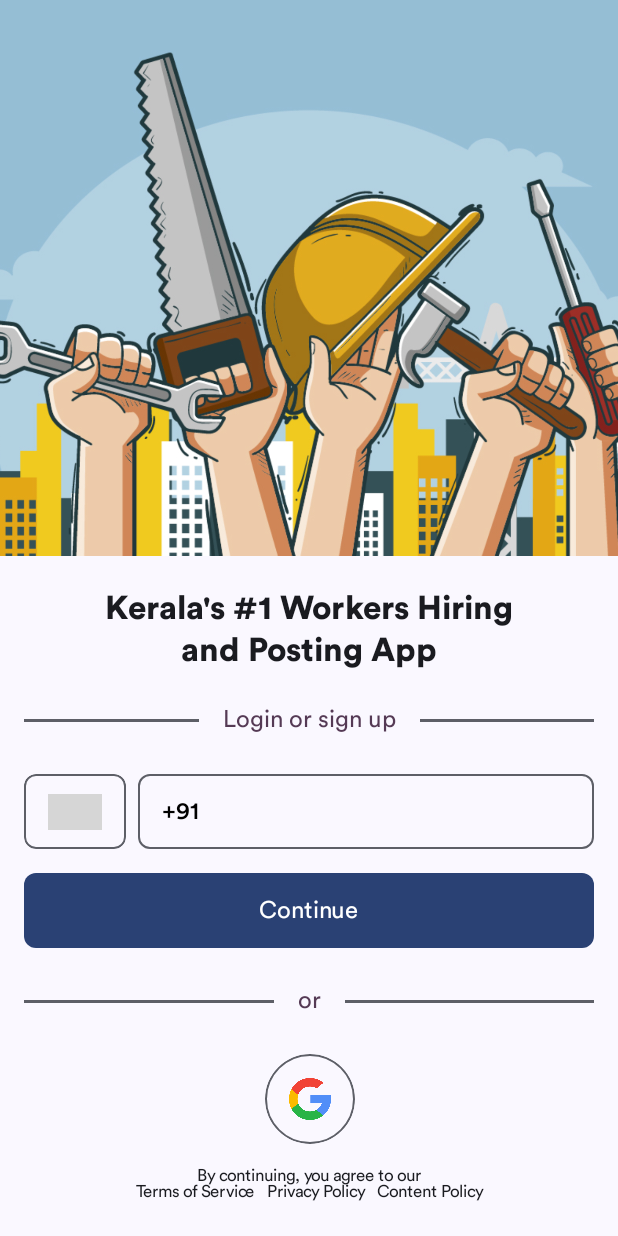
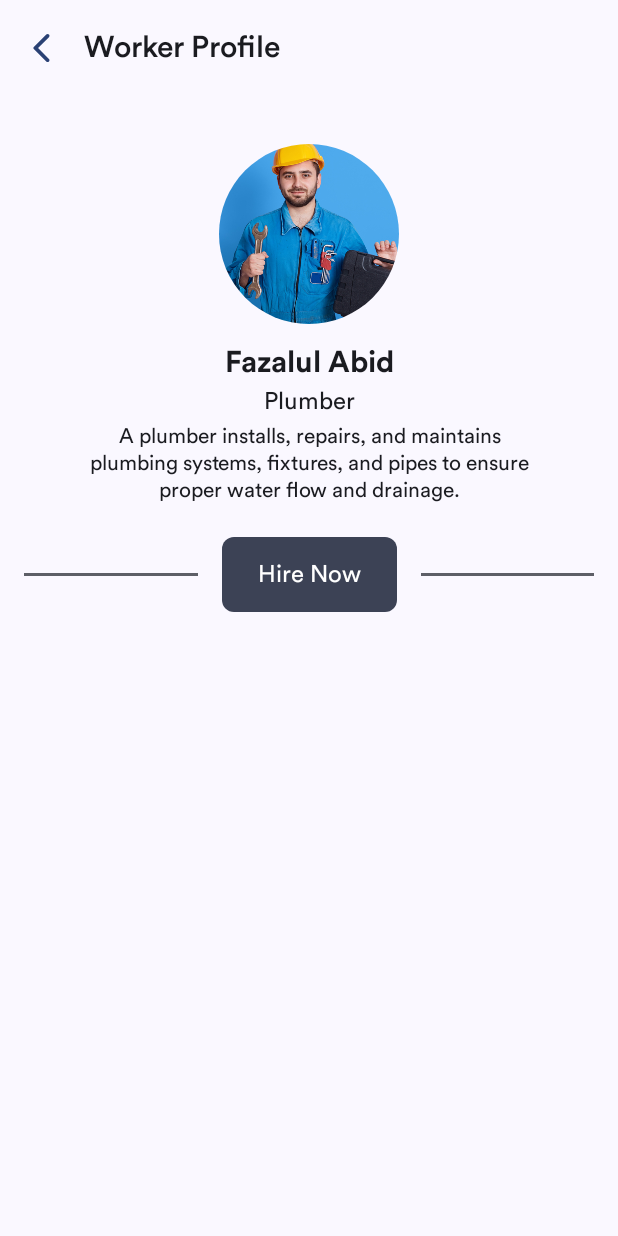
Before and after one commit to FazalulAbid/workers-portal-android, an Android app built with Jetpack Compose: the screen it shows after launch (MainActivity), on a phone screen of 412 x 824 dp. Run offline under Robolectric (Android 15) with nearby library versions, the phone set to English and light mode, and no system bars; our stand-ins replace Dagger/Hilt's generated code, accompanist; grey boxes are pictures that could not be loaded.

Commit message:
Started Implementing worker profile screen

```diff
--- a/app/src/main/java/com/fifty/workersportal/core/presentation/component/Navigation.kt
+++ b/app/src/main/java/com/fifty/workersportal/core/presentation/component/Navigation.kt
@@ -14,6 +14,7 @@ import com.fifty.workersportal.core.util.Screen
 import com.fifty.workersportal.featureauth.presentation.auth.AuthScreen
 import com.fifty.workersportal.featureauth.presentation.otp.OtpVerificationScreen
 import com.fifty.workersportal.featureauth.presentation.selectcountry.SelectCountryCodeScreen
+import com.fifty.workersportal.featureprofile.presentation.workerprofile.WorkerProfileScreen
 import com.fifty.workersportal.featureuserdashboard.presentation.testscreen.FavoriteScreen
 import com.fifty.workersportal.featureuserdashboard.presentation.testscreen.HistoryScreen
 import com.fifty.workersportal.featureuserdashboard.presentation.testscreen.WorkerDashboardScreen
@@ -32,7 +33,7 @@ fun Navigation(
 ) {
     AnimatedNavHost(
         navController = navController,
-        startDestination = NavigationParent.Auth.route
+        startDestination = Screen.WorkerProfileScreen.route
     ) {
         // Authentication nav destination
         navigation(
@@ -125,5 +126,11 @@ fun Navigation(
                 onNavigateUp = navController::navigateUp
             )
         }
+        composable(Screen.WorkerProfileScreen.route) {
+            WorkerProfileScreen(
+                onNavigate = navController::navigate,
+                onNavigateUp = navController::navigateUp
+            )
+        }
     }
 }
--- a/app/src/main/java/com/fifty/workersportal/core/presentation/ui/theme/Dimension.kt
+++ b/app/src/main/java/com/fifty/workersportal/core/presentation/ui/theme/Dimension.kt
@@ -17,4 +17,5 @@ val LargeButtonHeight = 50.dp
 val MediumButtonHeight = 42.dp
 val SmallButtonHeight = 30.dp
 
+val ExtraLargeProfilePictureHeight = 120.dp
 val LargeProfilePictureHeight = 80.dp
--- a/app/src/main/java/com/fifty/workersportal/core/util/Constants.kt
+++ b/app/src/main/java/com/fifty/workersportal/core/util/Constants.kt
@@ -2,6 +2,7 @@ package com.fifty.workersportal.core.util
 
 object Constants {
 
+    const val SHARED_PREF_NAME = "shared_pref"
     const val KEY_USER_ID = "userId"
 
     const val DEFAULT_PHONE_NUMBER_LENGTH = 10
--- a/app/src/main/java/com/fifty/workersportal/core/util/Screen.kt
+++ b/app/src/main/java/com/fifty/workersportal/core/util/Screen.kt
@@ -11,4 +11,5 @@ sealed class Screen(val route: String) {
     object NotificationScreen : Screen("notification_screen")
     object SelectWorkerCategoryScreen : Screen("select_worker_category_screen")
     object WorkerListScreen : Screen("worker_list_screen")
+    object WorkerProfileScreen : Screen("worker_profile_screen")
 }
--- a/app/src/main/java/com/fifty/workersportal/di/AppModule.kt
+++ b/app/src/main/java/com/fifty/workersportal/di/AppModule.kt
@@ -1,5 +1,9 @@
 package com.fifty.workersportal.di
 
+import android.app.Application
+import android.content.Context
+import android.content.SharedPreferences
+import com.fifty.workersportal.core.util.Constants
 import dagger.Module
 import dagger.Provides
 import dagger.hilt.InstallIn
@@ -13,6 +17,15 @@ object AppModule {
 
     @Provides
     @Singleton
+    fun provideSharedPref(app: Application): SharedPreferences {
+        return app.getSharedPreferences(
+            Constants.SHARED_PREF_NAME,
+            Context.MODE_PRIVATE
+        )
+    }
+
+    @Provides
+    @Singleton
     fun provideOkHttpClient(): OkHttpClient {
         return OkHttpClient.Builder()
             .build()
--- a/app/src/main/java/com/fifty/workersportal/di/AuthModule.kt
+++ b/app/src/main/java/com/fifty/workersportal/di/AuthModule.kt
@@ -1,5 +1,7 @@
 package com.fifty.workersportal.di
 
+import android.content.SharedPreferences
+import com.fifty.workersportal.core.util.TokenManager
 import com.fifty.workersportal.featureauth.data.remote.AuthApiService
 import com.fifty.workersportal.featureauth.data.repository.AuthRepositoryImpl
 import com.fifty.workersportal.featureauth.domain.repository.AuthRepository
@@ -33,8 +35,14 @@ object AuthModule {
 
     @Provides
     @Singleton
-    fun provideAuthRepository(api: AuthApiService): AuthRepository {
-        return AuthRepositoryImpl(api)
+    fun provideTokenManager(sharedPreferences: SharedPreferences): TokenManager {
+        return TokenManager(sharedPreferences)
+    }
+
+    @Provides
+    @Singleton
+    fun provideAuthRepository(api: AuthApiService, tokenManager: TokenManager): AuthRepository {
+        return AuthRepositoryImpl(api, tokenManager)
     }
 
     @Provides
--- a/app/src/main/java/com/fifty/workersportal/featureauth/data/repository/AuthRepositoryImpl.kt
+++ b/app/src/main/java/com/fifty/workersportal/featureauth/data/repository/AuthRepositoryImpl.kt
@@ -1,9 +1,7 @@
 package com.fifty.workersportal.featureauth.data.repository
 
-import android.content.SharedPreferences
 import coil.network.HttpException
 import com.fifty.workersportal.R
-import com.fifty.workersportal.core.util.Constants
 import com.fifty.workersportal.core.util.Resource
 import com.fifty.workersportal.core.util.SimpleResource
 import com.fifty.workersportal.core.util.TokenManager
--- /dev/null
+++ b/app/src/main/java/com/fifty/workersportal/featureprofile/presentation/component/ButtonBetweenLines.kt
@@ -0,0 +1,60 @@
+package com.fifty.workersportal.featureprofile.presentation.component
+
+import androidx.compose.foundation.background
+import androidx.compose.foundation.layout.Box
+import androidx.compose.foundation.layout.Row
+import androidx.compose.foundation.layout.Spacer
+import androidx.compose.foundation.layout.height
+import androidx.compose.foundation.layout.width
+import androidx.compose.foundation.shape.RoundedCornerShape
+import androidx.compose.material3.Button
+import androidx.compose.material3.ButtonDefaults
+import androidx.compose.material3.Divider
+import androidx.compose.material3.MaterialTheme
+import androidx.compose.material3.Text
+import androidx.compose.runtime.Composable
+import androidx.compose.ui.Alignment
+import androidx.compose.ui.Modifier
+import androidx.compose.ui.graphics.Color
+import androidx.compose.ui.unit.dp
+import com.fifty.workersportal.core.presentation.ui.theme.LargeButtonHeight
+import com.fifty.workersportal.core.presentation.ui.theme.SizeMedium
+import com.fifty.workersportal.core.presentation.ui.theme.SizeSmall
+
+@Composable
+fun ButtonBetweenLines(
+    text: String,
+    modifier: Modifier = Modifier,
+    containerColor: Color = MaterialTheme.colorScheme.secondary,
+    contentColor: Color = MaterialTheme.colorScheme.onSecondary,
+    lineColor: Color = MaterialTheme.colorScheme.outline,
+    onClick: () -> Unit = {}
+) {
+    Box(
+        modifier = modifier,
+        contentAlignment = Alignment.Center
+    ) {
+        Divider(
+            thickness = 2.dp,
+            color = lineColor
+        )
+        Row(Modifier.background(MaterialTheme.colorScheme.background)) {
+            Spacer(modifier = Modifier.width(SizeMedium))
+            Button(
+                onClick = onClick,
+                colors = ButtonDefaults.buttonColors(
+                    containerColor = containerColor,
+                    contentColor = contentColor
+                ),
+                modifier = Modifier.height(LargeButtonHeight),
+                shape = RoundedCornerShape(SizeSmall)
+            ) {
+                Text(
+                    text = text,
+                    style = MaterialTheme.typography.bodyLarge
+                )
+            }
+            Spacer(modifier = Modifier.width(SizeMedium))
+        }
+    }
+}
--- /dev/null
+++ b/app/src/main/java/com/fifty/workersportal/featureprofile/presentation/workerprofile/WorkerProfileScreen.kt
@@ -0,0 +1,111 @@
+package com.fifty.workersportal.featureprofile.presentation.workerprofile
+
+import androidx.compose.foundation.Image
+import androidx.compose.foundation.layout.Column
+import androidx.compose.foundation.layout.Spacer
+import androidx.compose.foundation.layout.fillMaxSize
+import androidx.compose.foundation.layout.height
+import androidx.compose.foundation.layout.heightIn
+import androidx.compose.foundation.layout.padding
+import androidx.compose.foundation.layout.size
+import androidx.compose.foundation.layout.widthIn
+import androidx.compose.foundation.shape.CircleShape
+import androidx.compose.material3.MaterialTheme
+import androidx.compose.material3.Text
+import androidx.compose.runtime.Composable
+import androidx.compose.ui.Alignment
+import androidx.compose.ui.Modifier
+import androidx.compose.ui.draw.clip
+import androidx.compose.ui.layout.ContentScale
+import androidx.compose.ui.platform.LocalConfiguration
+import androidx.compose.ui.res.painterResource
+import androidx.compose.ui.res.stringResource
+import androidx.compose.ui.text.font.FontWeight
+import androidx.compose.ui.text.style.TextAlign
+import androidx.compose.ui.text.style.TextOverflow
+import androidx.compose.ui.unit.dp
+import com.fifty.workersportal.R
+import com.fifty.workersportal.core.presentation.component.StandardAppBar
+import com.fifty.workersportal.core.presentation.ui.theme.ExtraLargeProfilePictureHeight
+import com.fifty.workersportal.core.presentation.ui.theme.LargeProfilePictureHeight
+import com.fifty.workersportal.core.presentation.ui.theme.SizeLarge
+import com.fifty.workersportal.core.presentation.ui.theme.SizeMedium
+import com.fifty.workersportal.core.presentation.ui.theme.SizeSmall
+import com.fifty.workersportal.featureprofile.presentation.component.ButtonBetweenLines
+
+@Composable
+fun WorkerProfileScreen(
+    onNavigate: (String) -> Unit = {},
+    onNavigateUp: () -> Unit = {}
+) {
+    val screenWidth = with(LocalConfiguration.current) { screenWidthDp.dp }
+    Column(
+        Modifier.fillMaxSize(),
+        horizontalAlignment = Alignment.CenterHorizontally
+    ) {
+        StandardAppBar(
+            onNavigateUp = onNavigateUp,
+            showBackArrow = true,
+            title = {
+                Text(
+                    text = stringResource(R.string.worker_profile),
+                    style = MaterialTheme.typography.headlineSmall.copy(
+                        fontWeight = FontWeight.Medium
+                    ),
+                    color = MaterialTheme.colorScheme.onBackground
+                )
+            }
+        )
+        Column(
+            Modifier.padding(SizeMedium),
+            horizontalAlignment = Alignment.CenterHorizontally
+        ) {
+            Spacer(modifier = Modifier.heightIn(SizeMedium))
+            Image(
+                painter = painterResource(id = R.drawable.plumber_profile),
+                contentDescription = "Plumber description",
+                Modifier
+                    .size(ExtraLargeProfilePictureHeight)
+                    .clip(CircleShape),
+                contentScale = ContentScale.Crop
+            )
+            Spacer(modifier = Modifier.height(SizeMedium))
+            Text(
+                modifier = Modifier.widthIn(max = screenWidth * 0.75f),
+                text = "Fazalul Abid",
+                style = MaterialTheme.typography.headlineSmall.copy(
+                    fontWeight = FontWeight.Bold,
+                    textAlign = TextAlign.Center,
+                    color = MaterialTheme.colorScheme.onBackground
+                ),
+                maxLines = 2,
+                overflow = TextOverflow.Ellipsis
+            )
+            Spacer(modifier = Modifier.height(SizeSmall))
+            Text(
+                modifier = Modifier.widthIn(max = screenWidth * 0.75f),
+                text = "Plumber",
+                style = MaterialTheme.typography.bodyLarge.copy(
+                    color = MaterialTheme.colorScheme.onSurface,
+                    textAlign = TextAlign.Center,
+                    fontWeight = FontWeight.Normal
+                ),
+                maxLines = 2,
+                overflow = TextOverflow.Ellipsis
+            )
+            Spacer(modifier = Modifier.height(SizeSmall))
+            Text(
+                modifier = Modifier.widthIn(max = screenWidth * 0.75f),
+                text = "A plumber installs, repairs, and maintains plumbing systems, fixtures, and pipes to ensure proper water flow and drainage.",
+                style = MaterialTheme.typography.bodyMedium.copy(
+                    color = MaterialTheme.colorScheme.onSurface,
+                    textAlign = TextAlign.Center,
+                    fontWeight = FontWeight.Light
+                ),
+            )
+            Spacer(modifier = Modifier.height(SizeLarge))
+            ButtonBetweenLines(text = stringResource(R.string.hire_now))
+            Spacer(modifier = Modifier.height(SizeLarge))
+        }
+    }
+}
--- a/app/src/main/res/values/strings.xml
+++ b/app/src/main/res/values/strings.xml
@@ -39,5 +39,7 @@
     <string name="search_aryan">Search \'aryan\'</string>
     <string name="rating_star">Rating star</string>
     <string name="please_enter_a_valid_otp">Please enter a valid OTP</string>
+    <string name="worker_profile">Worker Profile</string>
+    <string name="hire_now">Hire Now</string>
 
 </resources>
```
